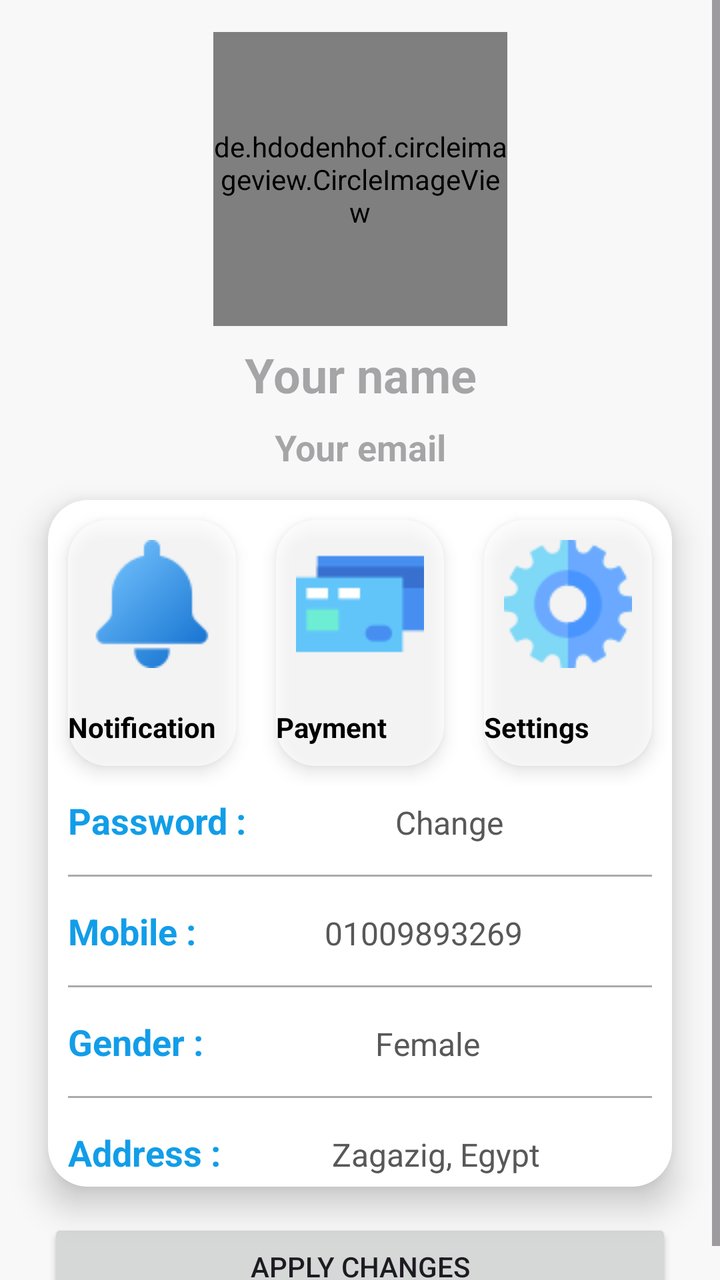
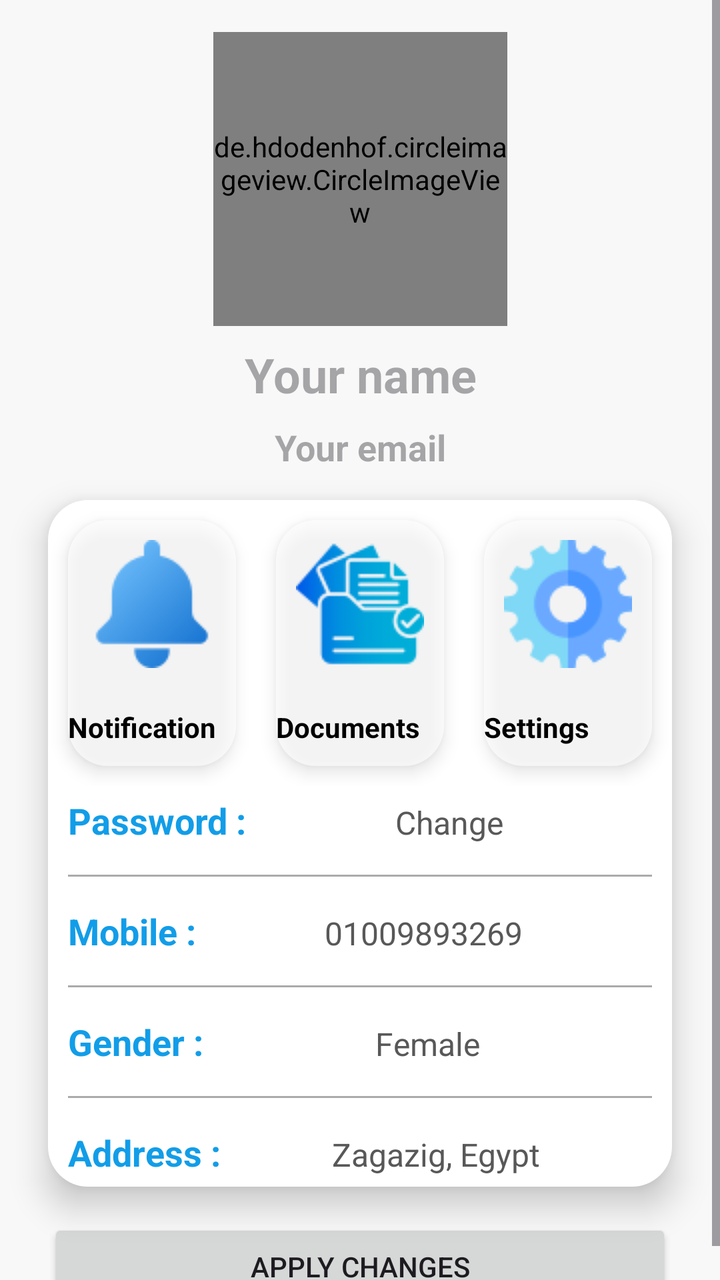

The first picture is an Android layout as it rendered before a commit; the second is the same layout after the commit. The layout source and the unified diff follow.
<!-- AndroidManifest.xml: application theme Theme.MSApplication -->
<!-- res/layout/fragment_profile.xml -->
<?xml version="1.0" encoding="utf-8"?>
<ScrollView
    xmlns:android="http://schemas.android.com/apk/res/android"
    xmlns:app="http://schemas.android.com/apk/res-auto"
    xmlns:tools="http://schemas.android.com/tools"
    android:layout_width="match_parent"
    android:layout_height="match_parent"
    android:background="#F9F8F8"
    tools:context=".ProfileFragment">

        <androidx.constraintlayout.widget.ConstraintLayout
            android:layout_width="match_parent"
            android:layout_height="wrap_content">

            <ImageView
                android:id="@+id/top_background_img"
                android:layout_width="match_parent"
                android:layout_height="280dp"
                android:foreground="@drawable/top_background"
                app:layout_constraintEnd_toEndOf="parent"
                app:layout_constraintStart_toStartOf="parent"
                app:layout_constraintTop_toTopOf="parent"/>

            <de.hdodenhof.circleimageview.CircleImageView
                android:id="@+id/profile_img"
                android:layout_width="147dp"
                android:layout_height="147dp"
                android:layout_marginTop="16dp"
                android:src="@drawable/mprofile"
                app:civ_border_overlay="true"
                app:civ_border_width="2dp"
                app:civ_border_color="@color/white"
                app:layout_constraintEnd_toEndOf="parent"
                app:layout_constraintStart_toStartOf="parent"
                app:layout_constraintTop_toTopOf="parent"
                app:layout_constraintBottom_toTopOf="@id/name_tv"/>

            <TextView
                android:id="@+id/name_tv"
                android:layout_width="match_parent"
                android:layout_height="wrap_content"
                android:hint="Your name"
                android:textSize="24sp"
                android:textStyle="bold"
                android:textColor="@color/white"
                android:layout_marginTop="8dp"
                android:layout_marginBottom="8dp"
                app:layout_constraintEnd_toEndOf="parent"
                app:layout_constraintStart_toStartOf="parent"
                app:layout_constraintTop_toBottomOf="@id/profile_img"
                android:gravity="center"/>

            <TextView
                android:id="@+id/email_tv"
                android:layout_width="match_parent"
                android:layout_height="wrap_content"
                android:hint="Your email"
                android:textSize="18sp"
                android:textStyle="bold"
                android:textColor="@color/white"
                android:layout_marginTop="8dp"
                app:layout_constraintEnd_toEndOf="parent"
                app:layout_constraintStart_toStartOf="parent"
                app:layout_constraintTop_toBottomOf="@id/name_tv"
                android:gravity="center"/>

            <LinearLayout
                android:id="@+id/linearLayout"
                android:layout_width="match_parent"
                android:layout_height="wrap_content"
                android:layout_marginStart="24dp"
                android:layout_marginTop="250dp"
                android:layout_marginEnd="24dp"
                android:background="@drawable/background_white"
                android:elevation="10dp"
                android:orientation="vertical"
                app:layout_constraintEnd_toEndOf="parent"
                app:layout_constraintStart_toStartOf="parent"
                app:layout_constraintTop_toTopOf="parent">

                <LinearLayout
                    android:layout_width="match_parent"
                    android:layout_height="wrap_content"
                    android:orientation="horizontal">

                    <LinearLayout
                        android:id="@+id/notification_card"
                        android:layout_width="wrap_content"
                        android:layout_height="wrap_content"
                        android:layout_margin="10dp"
                        android:layout_weight="1"
                        android:background="@drawable/background_grey"
                        android:elevation="5dp"
                        android:orientation="vertical">

                        <ImageView
                            android:layout_width="wrap_content"
                            android:layout_height="wrap_content"
                            android:layout_gravity="center"
                            android:layout_margin="10dp"
                            android:src="@drawable/notification"/>

                        <TextView
                            android:layout_width="match_parent"
                            android:layout_height="wrap_content"
                            android:layout_marginTop="10dp"
                            android:layout_marginBottom="10dp"
                            android:text="Notification"
                            android:textAlignment="center"
                            android:textColor="@color/black"
                            android:textStyle="bold" />

                    </LinearLayout>

                    <LinearLayout
                        android:id="@+id/payment_card"
                        android:layout_width="wrap_content"
                        android:layout_height="wrap_content"
                        android:layout_margin="10dp"
                        android:layout_weight="1"
                        android:background="@drawable/background_grey"
                        android:elevation="5dp"
                        android:orientation="vertical">

                        <ImageView
                            android:layout_width="wrap_content"
                            android:layout_height="wrap_content"
                            android:layout_gravity="center"
                            android:layout_margin="10dp"
                            android:src="@drawable/payment" />

                        <TextView
                            android:layout_width="match_parent"
                            android:layout_height="wrap_content"
                            android:layout_marginTop="10dp"
                            android:layout_marginBottom="10dp"
                            android:text="Payment"
                            android:textAlignment="center"
                            android:textColor="@color/black"
                            android:textStyle="bold" />

                    </LinearLayout>

                    <LinearLayout
                        android:id="@+id/settings_card"
                        android:layout_width="wrap_content"
                        android:layout_height="wrap_content"
                        android:layout_margin="10dp"
                        android:layout_weight="1"
                        android:background="@drawable/background_grey"
                        android:elevation="5dp"
                        android:orientation="vertical">

                        <ImageView
                            android:layout_width="wrap_content"
                            android:layout_height="wrap_content"
                            android:layout_gravity="center"
                            android:layout_margin="10dp"
                            android:src="@drawable/settings" />

                        <TextView
                            android:layout_width="match_parent"
                            android:layout_height="wrap_content"
                            android:layout_marginTop="10dp"
                            android:layout_marginBottom="10dp"
                            android:text="Settings"
                            android:textAlignment="center"
                            android:textColor="@color/black"
                            android:textStyle="bold" />

                    </LinearLayout>

                </LinearLayout>

                <LinearLayout
                    android:layout_width="match_parent"
                    android:layout_height="wrap_content"
                    android:layout_marginStart="10dp"
                    android:layout_marginTop="5dp"
                    android:layout_marginEnd="10dp"
                    android:layout_marginBottom="5dp"
                    android:orientation="horizontal">

                    <TextView
                        android:layout_width="wrap_content"
                        android:layout_height="wrap_content"
                        android:layout_weight="1"
                        android:text="Password :"
                        android:textColor="@color/PrimaryColor"
                        android:textSize="18sp"
                        android:textStyle="bold" />

                    <TextView
                        android:layout_width="wrap_content"
                        android:layout_height="wrap_content"
                        android:layout_weight="1"
                        android:text="Change"
                        android:textAlignment="viewEnd"
                        android:textColor="#585858"
                        android:textSize="16sp" />

                </LinearLayout>

                <androidx.appcompat.widget.AppCompatImageView
                    android:layout_width="match_parent"
                    android:layout_height="1dp"
                    android:layout_margin="10dp"
                    android:alpha="0.5"
                    android:background="#585858" />

                <LinearLayout
                    android:layout_width="match_parent"
                    android:layout_height="wrap_content"
                    android:layout_marginStart="10dp"
                    android:layout_marginTop="5dp"
                    android:layout_marginEnd="10dp"
                    android:layout_marginBottom="5dp"
                    android:orientation="horizontal">

                    <TextView
                        android:layout_width="wrap_content"
                        android:layout_height="wrap_content"
                        android:layout_weight="1"
                        android:text="Mobile :"
                        android:textColor="@color/PrimaryColor"
                        android:textSize="18sp"
                        android:textStyle="bold" />

                    <TextView
                        android:layout_width="wrap_content"
                        android:layout_height="wrap_content"
                        android:layout_weight="1"
                        android:text="01009893269"
                        android:textAlignment="viewEnd"
                        android:textColor="#585858"
                        android:textSize="16sp" />

                </LinearLayout>

                <androidx.appcompat.widget.AppCompatImageView
                    android:layout_width="match_parent"
                    android:layout_height="1dp"
                    android:layout_margin="10dp"
                    android:alpha="0.5"
                    android:background="#585858" />

                <LinearLayout
                    android:layout_width="match_parent"
                    android:layout_height="wrap_content"
                    android:layout_marginStart="10dp"
                    android:layout_marginTop="5dp"
                    android:layout_marginEnd="10dp"
                    android:layout_marginBottom="5dp"
                    android:orientation="horizontal">

                    <TextView
                        android:layout_width="wrap_content"
                        android:layout_height="wrap_content"
                        android:layout_weight="1"
                        android:text="Gender :"
                        android:textColor="@color/PrimaryColor"
                        android:textSize="18sp"
                        android:textStyle="bold" />

                    <TextView
                        android:layout_width="wrap_content"
                        android:layout_height="wrap_content"
                        android:layout_weight="1"
                        android:text="Female"
                        android:textAlignment="viewEnd"
                        android:textColor="#585858"
                        android:textSize="16sp" />

                </LinearLayout>

                <androidx.appcompat.widget.AppCompatImageView
                    android:layout_width="match_parent"
                    android:layout_height="1dp"
                    android:layout_margin="10dp"
                    android:alpha="0.5"
                    android:background="#585858" />

                <LinearLayout
                    android:layout_width="match_parent"
                    android:layout_height="wrap_content"
                    android:layout_marginStart="10dp"
                    android:layout_marginTop="5dp"
                    android:layout_marginEnd="10dp"
                    android:layout_marginBottom="5dp"
                    android:orientation="horizontal">

                    <TextView
                        android:layout_width="wrap_content"
                        android:layout_height="wrap_content"
                        android:layout_weight="1"
                        android:text="Address :"
                        android:textColor="@color/PrimaryColor"
                        android:textSize="18sp"
                        android:textStyle="bold" />

                    <TextView
                        android:layout_width="wrap_content"
                        android:layout_height="wrap_content"
                        android:layout_weight="1"
                        android:text="Zagazig, Egypt"
                        android:textAlignment="viewEnd"
                        android:textColor="#585858"
                        android:textSize="16sp" />

                </LinearLayout>

            </LinearLayout>

            <Button
                android:layout_width="match_parent"
                android:layout_height="wrap_content"
                android:layout_marginStart="24dp"
                android:layout_marginTop="16dp"
                android:layout_marginEnd="24dp"
                app:layout_constraintEnd_toEndOf="parent"
                app:layout_constraintStart_toStartOf="parent"
                app:layout_constraintTop_toBottomOf="@+id/linearLayout"
                android:text="Apply Changes"/>

    </androidx.constraintlayout.widget.ConstraintLayout>

</ScrollView>
<!-- resources referenced by this layout -->
<resources>
  <color name="PrimaryColor">#129DE8</color>
  <color name="black">#FF000000</color>
  <color name="white">#FFFFFFFF</color>
  <!-- drawable background_grey (drawable) -->
  <?xml version="1.0" encoding="utf-8"?>
  <selector
      xmlns:android="http://schemas.android.com/apk/res/android">
  
      <item>
          <shape android:shape="rectangle">
              <solid android:color="#A9FFFFFF"/>
              <corners android:radius="20dp"/>
          </shape>
      </item>
  
  </selector>
  <!-- drawable background_white (drawable) -->
  <?xml version="1.0" encoding="utf-8"?>
  <selector
      xmlns:android="http://schemas.android.com/apk/res/android">
  
      <item>
          <shape android:shape="rectangle">
              <solid android:color="@color/white"/>
              <corners android:radius="20dp"/>
          </shape>
      </item>
  
  </selector>
  <!-- drawable mprofile: jpg bitmap (drawable, 64824 bytes) -->
  <!-- drawable notification: png bitmap (drawable, 1456 bytes) -->
  <!-- drawable payment: png bitmap (drawable, 657 bytes) -->
  <!-- drawable settings: png bitmap (drawable, 2825 bytes) -->
  <!-- drawable top_background (drawable) -->
  <?xml version="1.0" encoding="utf-8"?>
  <selector
      xmlns:android="http://schemas.android.com/apk/res/android">
  
      <item>
          <shape android:shape="rectangle">
              <solid android:color="@color/Jaffa"/>
              <size android:height="220dp"/>
              <corners android:bottomRightRadius="30dp" android:bottomLeftRadius="30dp"/>
  
          </shape>
      </item>
  
  </selector>
  <style name="Theme.MSApplication" parent="Base.Theme.MSApplication" />
  <color name="Jaffa">#129DE8</color>
  <style name="Base.Theme.MSApplication" parent="Theme.Material3.DayNight.NoActionBar">
          <item name="colorPrimary">@color/Cinnabar</item>
          <item name="colorPrimaryVariant">@color/Jaffa</item>
          <item name="android:statusBarColor">@color/PrimaryColor</item>
      </style>
  <color name="Cinnabar">#129DE8</color>
</resources>

<!-- the commit's change to res/layout/fragment_profile.xml (unified diff, before → after) -->
@@ -113,7 +113,7 @@
                     </LinearLayout>
 
                     <LinearLayout
-                        android:id="@+id/payment_card"
+                        android:id="@+id/documents_card"
                         android:layout_width="wrap_content"
                         android:layout_height="wrap_content"
                         android:layout_margin="10dp"
@@ -127,14 +127,14 @@
                             android:layout_height="wrap_content"
                             android:layout_gravity="center"
                             android:layout_margin="10dp"
-                            android:src="@drawable/payment" />
+                            android:src="@drawable/documentation_icon" />
 
                         <TextView
                             android:layout_width="match_parent"
                             android:layout_height="wrap_content"
                             android:layout_marginTop="10dp"
                             android:layout_marginBottom="10dp"
-                            android:text="Payment"
+                            android:text="Documents"
                             android:textAlignment="center"
                             android:textColor="@color/black"
                             android:textStyle="bold" />
<!-- resource entries referenced after the edit -->
@@ -29,9 +29,9 @@
       </item>
   
   </selector>
+  <!-- drawable documentation_icon: png bitmap (drawable, 2781 bytes) -->
   <!-- drawable mprofile: jpg bitmap (drawable, 64824 bytes) -->
   <!-- drawable notification: png bitmap (drawable, 1456 bytes) -->
-  <!-- drawable payment: png bitmap (drawable, 657 bytes) -->
   <!-- drawable settings: png bitmap (drawable, 2825 bytes) -->
   <!-- drawable top_background (drawable) -->
   <?xml version="1.0" encoding="utf-8"?>
